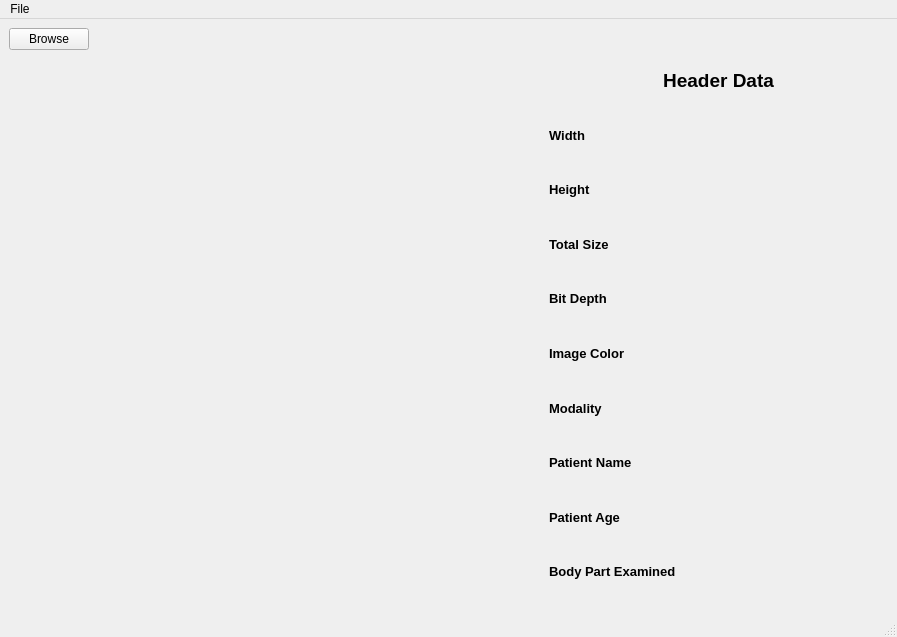
Before: the Qt Designer form GUI.ui in FarahGamal/Image-Processing-Toolbox, drawn with Qt 5.
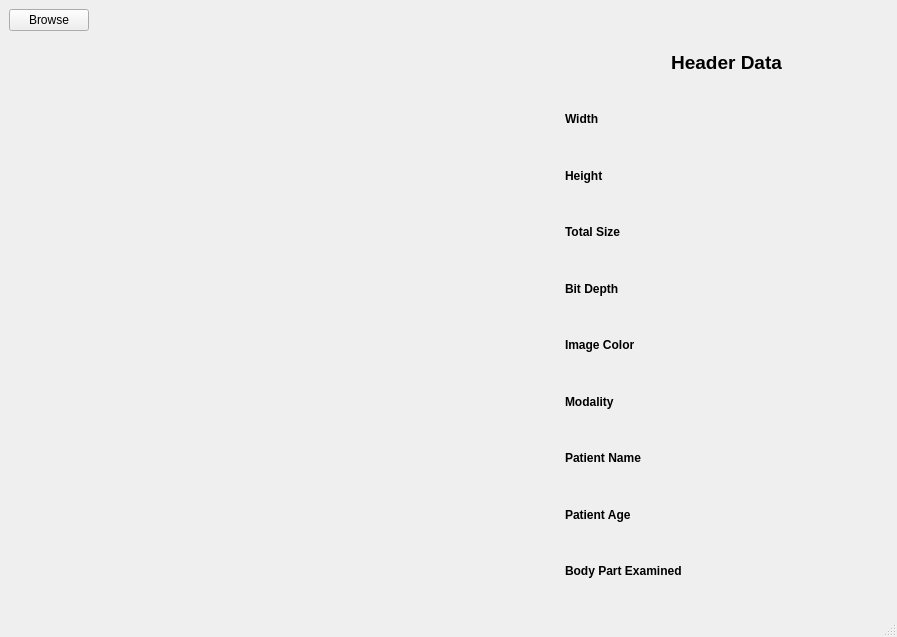
After: the same form once the commit is applied.

Patch:
```diff
--- a/GUI.ui
+++ b/GUI.ui
@@ -31,7 +31,7 @@
        </spacer>
       </item>
       <item row="0" column="0">
-       <widget class="QPushButton" name="pushButton">
+       <widget class="QPushButton" name="browseButton">
         <property name="text">
          <string>Browse</string>
         </property>
@@ -116,46 +116,32 @@
     </item>
     <item row="1" column="1">
      <layout class="QGridLayout" name="gridLayout_3">
-      <item row="5" column="2">
-       <widget class="QLabel" name="imageColorResultLable">
-        <property name="text">
-         <string/>
-        </property>
-       </widget>
-      </item>
-      <item row="6" column="2">
-       <widget class="QLabel" name="modalityResultLable">
-        <property name="text">
-         <string/>
-        </property>
-       </widget>
-      </item>
-      <item row="9" column="2">
-       <widget class="QLabel" name="bodyPartExaminedResultLable">
-        <property name="text">
-         <string/>
-        </property>
-       </widget>
-      </item>
-      <item row="8" column="2">
+      <item row="8" column="1">
        <widget class="QLabel" name="patientAgeResultLable">
         <property name="text">
          <string/>
         </property>
        </widget>
       </item>
-      <item row="7" column="2">
+      <item row="7" column="1">
        <widget class="QLabel" name="patientNameResultLable">
         <property name="text">
          <string/>
         </property>
        </widget>
       </item>
+      <item row="9" column="1">
+       <widget class="QLabel" name="bodyPartExaminedResultLable">
+        <property name="text">
+         <string/>
+        </property>
+       </widget>
+      </item>
       <item row="9" column="0">
        <widget class="QLabel" name="bodyPartExaminedTitleLable">
         <property name="font">
          <font>
-          <pointsize>10</pointsize>
+          <pointsize>9</pointsize>
           <weight>75</weight>
           <bold>true</bold>
          </font>
@@ -165,14 +151,35 @@
         </property>
        </widget>
       </item>
-      <item row="2" column="2">
+      <item row="1" column="1">
+       <widget class="QLabel" name="nuberOfRowsResultLable">
+        <property name="text">
+         <string/>
+        </property>
+       </widget>
+      </item>
+      <item row="2" column="1">
        <widget class="QLabel" name="numberOfColumnsResultLable">
         <property name="text">
          <string/>
         </property>
        </widget>
       </item>
-      <item row="4" column="2">
+      <item row="2" column="0">
+       <widget class="QLabel" name="numberOfColumnsTitleLable">
+        <property name="font">
+         <font>
+          <pointsize>9</pointsize>
+          <weight>75</weight>
+          <bold>true</bold>
+         </font>
+        </property>
+        <property name="text">
+         <string>Height</string>
+        </property>
+       </widget>
+      </item>
+      <item row="4" column="1">
        <widget class="QLabel" name="bitDepthResultLable">
         <property name="text">
          <string/>
@@ -183,7 +190,7 @@
        <widget class="QLabel" name="nuberOfRowsTitleLable">
         <property name="font">
          <font>
-          <pointsize>10</pointsize>
+          <pointsize>9</pointsize>
           <weight>75</weight>
           <bold>true</bold>
          </font>
@@ -193,39 +200,11 @@
         </property>
        </widget>
       </item>
-      <item row="1" column="2">
-       <widget class="QLabel" name="nuberOfRowsResultLable">
-        <property name="text">
-         <string/>
-        </property>
-       </widget>
-      </item>
-      <item row="2" column="0">
-       <widget class="QLabel" name="numberOfColumnsTitleLable">
-        <property name="font">
-         <font>
-          <pointsize>10</pointsize>
-          <weight>75</weight>
-          <bold>true</bold>
-         </font>
-        </property>
-        <property name="text">
-         <string>Height</string>
-        </property>
-       </widget>
-      </item>
-      <item row="3" column="2">
-       <widget class="QLabel" name="totalSizeResultLable">
-        <property name="text">
-         <string/>
-        </property>
-       </widget>
-      </item>
       <item row="3" column="0">
        <widget class="QLabel" name="totalSizeTitleLable">
         <property name="font">
          <font>
-          <pointsize>10</pointsize>
+          <pointsize>9</pointsize>
           <weight>75</weight>
           <bold>true</bold>
          </font>
@@ -235,67 +214,48 @@
         </property>
        </widget>
       </item>
-      <item row="4" column="0">
-       <widget class="QLabel" name="bitDepthTitleLable">
-        <property name="font">
-         <font>
-          <pointsize>10</pointsize>
-          <weight>75</weight>
-          <bold>true</bold>
-         </font>
-        </property>
+      <item row="3" column="1">
+       <widget class="QLabel" name="totalSizeResultLable">
         <property name="text">
-         <string>Bit Depth</string>
+         <string/>
         </property>
        </widget>
       </item>
-      <item row="6" column="0">
-       <widget class="QLabel" name="modalityTitleLable">
-        <property name="font">
-         <font>
-          <pointsize>10</pointsize>
-          <weight>75</weight>
-          <bold>true</bold>
-         </font>
-        </property>
+      <item row="5" column="1">
+       <widget class="QLabel" name="imageColorResultLable">
         <property name="text">
-         <string>Modality</string>
+         <string/>
         </property>
        </widget>
       </item>
-      <item row="7" column="0">
-       <widget class="QLabel" name="patientNameTitleLable">
-        <property name="font">
-         <font>
-          <pointsize>10</pointsize>
-          <weight>75</weight>
-          <bold>true</bold>
-         </font>
-        </property>
+      <item row="6" column="1">
+       <widget class="QLabel" name="modalityResultLable">
         <property name="text">
-         <string>Patient Name</string>
+         <string/>
         </property>
        </widget>
       </item>
-      <item row="5" column="0">
-       <widget class="QLabel" name="imageColorTitleLable">
-        <property name="font">
-         <font>
-          <pointsize>10</pointsize>
-          <weight>75</weight>
-          <bold>true</bold>
-         </font>
+      <item row="10" column="0">
+       <spacer name="verticalSpacer">
+        <property name="orientation">
+         <enum>Qt::Vertical</enum>
         </property>
-        <property name="text">
-         <string>Image Color</string>
+        <property name="sizeType">
+         <enum>QSizePolicy::Fixed</enum>
         </property>
-       </widget>
+        <property name="sizeHint" stdset="0">
+         <size>
+          <width>20</width>
+          <height>10</height>
+         </size>
+        </property>
+       </spacer>
       </item>
       <item row="8" column="0">
        <widget class="QLabel" name="patientAgeTitleLable">
         <property name="font">
          <font>
-          <pointsize>10</pointsize>
+          <pointsize>9</pointsize>
           <weight>75</weight>
           <bold>true</bold>
          </font>
@@ -305,7 +265,21 @@
         </property>
        </widget>
       </item>
-      <item row="0" column="0" colspan="3">
+      <item row="5" column="0">
+       <widget class="QLabel" name="imageColorTitleLable">
+        <property name="font">
+         <font>
+          <pointsize>9</pointsize>
+          <weight>75</weight>
+          <bold>true</bold>
+         </font>
+        </property>
+        <property name="text">
+         <string>Image Color</string>
+        </property>
+       </widget>
+      </item>
+      <item row="0" column="0" colspan="2">
        <widget class="QLabel" name="headerDataLabel">
         <property name="font">
          <font>
@@ -322,23 +296,7 @@
         </property>
        </widget>
       </item>
-      <item row="10" column="0">
-       <spacer name="verticalSpacer">
-        <property name="orientation">
-         <enum>Qt::Vertical</enum>
-        </property>
-        <property name="sizeType">
-         <enum>QSizePolicy::Fixed</enum>
-        </property>
-        <property name="sizeHint" stdset="0">
-         <size>
-          <width>20</width>
-          <height>10</height>
-         </size>
-        </property>
-       </spacer>
-      </item>
-      <item row="10" column="2">
+      <item row="10" column="1">
        <spacer name="horizontalSpacer_3">
         <property name="orientation">
          <enum>Qt::Horizontal</enum>
@@ -354,6 +312,48 @@
         </property>
        </spacer>
       </item>
+      <item row="7" column="0">
+       <widget class="QLabel" name="patientNameTitleLable">
+        <property name="font">
+         <font>
+          <pointsize>9</pointsize>
+          <weight>75</weight>
+          <bold>true</bold>
+         </font>
+        </property>
+        <property name="text">
+         <string>Patient Name</string>
+        </property>
+       </widget>
+      </item>
+      <item row="4" column="0">
+       <widget class="QLabel" name="bitDepthTitleLable">
+        <property name="font">
+         <font>
+          <pointsize>9</pointsize>
+          <weight>75</weight>
+          <bold>true</bold>
+         </font>
+        </property>
+        <property name="text">
+         <string>Bit Depth</string>
+        </property>
+       </widget>
+      </item>
+      <item row="6" column="0">
+       <widget class="QLabel" name="modalityTitleLable">
+        <property name="font">
+         <font>
+          <pointsize>9</pointsize>
+          <weight>75</weight>
+          <bold>true</bold>
+         </font>
+        </property>
+        <property name="text">
+         <string>Modality</string>
+        </property>
+       </widget>
+      </item>
      </layout>
     </item>
    </layout>
@@ -367,13 +367,6 @@
      <height>26</height>
     </rect>
    </property>
-   <widget class="QMenu" name="menuFile">
-    <property name="title">
-     <string>File</string>
-    </property>
-    <addaction name="actionOpen"/>
-   </widget>
-   <addaction name="menuFile"/>
   </widget>
   <widget class="QStatusBar" name="statusbar"/>
   <action name="actionOpen">
```
